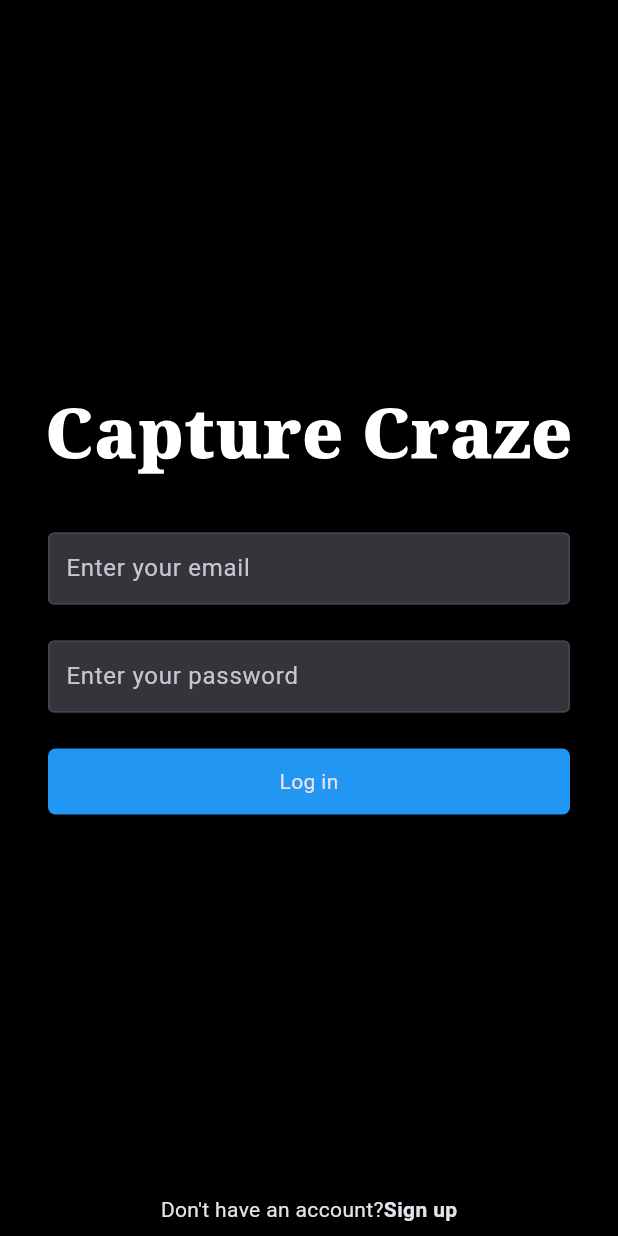
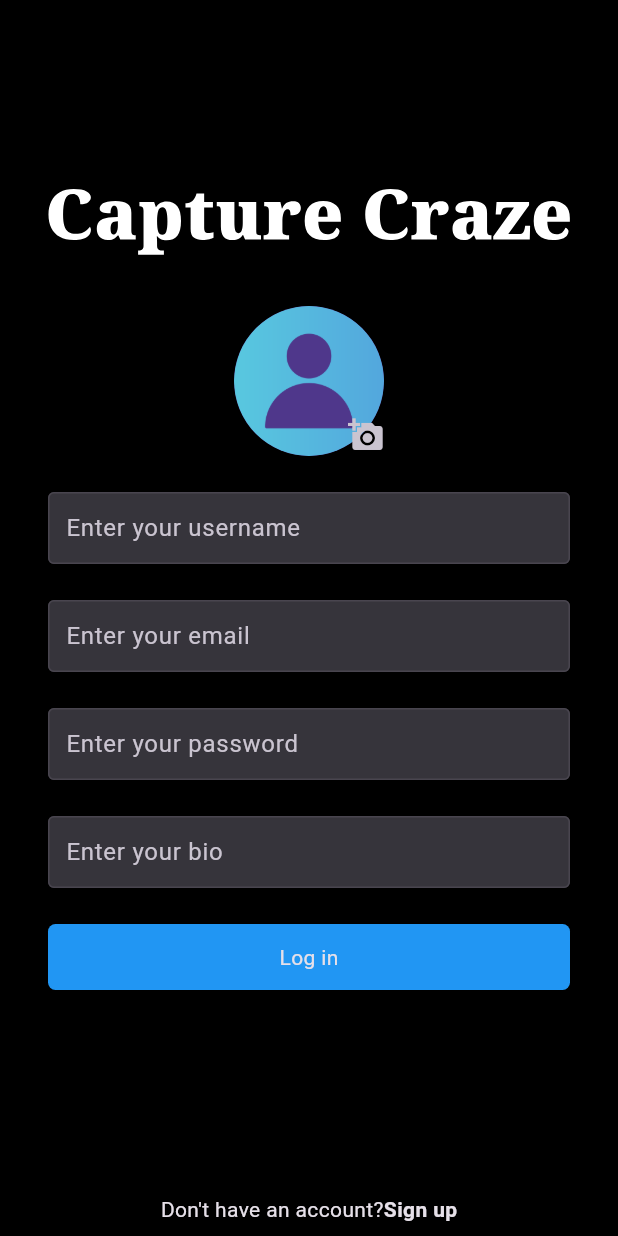
Before and after one commit to harshans22/instgram_clone, a Flutter app: the screen it shows after launch, on a phone screen of 412 x 824 dp. Run offline on Flutter 3.47's test engine with Material 3 defaults, Android fonts, the phone set to English and light mode, and no system bars; our stand-ins replace cloud_firestore, firebase_auth, firebase_core, flutter_svg, image_picker; accounts and stored records are empty.

Commit message:
some changes in auth

```diff
--- a/whatsapp_clone/lib/main.dart
+++ b/whatsapp_clone/lib/main.dart
@@ -2,7 +2,8 @@ import 'package:firebase_core/firebase_core.dart';
 import 'package:flutter/foundation.dart';
 import 'package:flutter/material.dart';
 
-import 'package:whatsapp_clone/screens/login_screen.dart';
+
+import 'package:whatsapp_clone/screens/sign_up.dart';
 import 'package:whatsapp_clone/utils/colors.dart';
 
 void main() async {
@@ -40,7 +41,7 @@ class MyApp extends StatelessWidget {
       //   mobilescreenLayout: mobilescreenlayout(),
       //   websceeenLayout: webscreenlayout(),
       // ),
-      home: LoginScreen(),
+      home: SignupScreen(),
     );
   }
 }
--- /dev/null
+++ b/whatsapp_clone/lib/resources/auth_resources.dart
@@ -0,0 +1,44 @@
+import 'dart:typed_data';
+
+import 'package:cloud_firestore/cloud_firestore.dart';
+import 'package:flutter/material.dart';
+import 'package:firebase_auth/firebase_auth.dart';
+
+class AuthMethods {
+  final FirebaseAuth _auth = FirebaseAuth.instance;
+  final FirebaseFirestore _firestore = FirebaseFirestore.instance;
+
+  //signup
+  Future<String> signUpUser(
+      {required String email,
+      required String password,
+      required String username,
+      required String bio,
+      required Uint8List file}) async {
+    String res = "some error occured";
+    try {
+      if (email.isNotEmpty ||
+          password.isNotEmpty ||
+          bio.isNotEmpty ||
+          file != null) {
+        //register user
+        UserCredential cred = await _auth.createUserWithEmailAndPassword(
+            email: email, password: password);
+
+        //add user to our database
+        await _firestore.collection('users').doc(cred.user!.uid).set({
+          "username": username,
+          "uid": cred.user!.uid,
+          "email": email,
+          "bio": bio,
+          "followers": [],
+          "following": [],
+        });
+        res = "success";
+      }
+    } catch (error) {
+      res = error.toString();
+    }
+    return res;
+  }
+}
--- a/whatsapp_clone/lib/screens/login_screen.dart
+++ b/whatsapp_clone/lib/screens/login_screen.dart
@@ -1,6 +1,5 @@
 import 'package:flutter/material.dart';
 import 'package:flutter_svg/flutter_svg.dart';
-import 'package:whatsapp_clone/utils/colors.dart';
 import 'package:whatsapp_clone/widgets/text_field_input.dart';
 
 class LoginScreen extends StatefulWidget {
@@ -31,9 +30,9 @@ class _LoginScreenState extends State<LoginScreen> {
         child: Column(
           crossAxisAlignment: CrossAxisAlignment.center,
           children: [
-            Flexible(
+            Flexible(flex: 1,
               child: Container(),
-              flex: 1,
+
             ),
             //svg image
             SvgPicture.asset(
@@ -44,7 +43,7 @@ class _LoginScreenState extends State<LoginScreen> {
               textInputType: TextInputType.emailAddress,
               textEditingController: _emailController,
             ),
-            SizedBox(
+           const SizedBox(
               height: 24,
             ),
             TextFieldInput(
@@ -53,11 +52,13 @@ class _LoginScreenState extends State<LoginScreen> {
               textEditingController: _passController,
               isPass: true,
             ),
-             SizedBox(
+            const SizedBox(
               height: 24,
             ),
-            Container(
-              child: const Text('Log in'),
+            InkWell(
+              onTap: (){},
+              child: Container(
+
                 width: double.infinity,
                 alignment: Alignment.center,
                 padding: const EdgeInsets.symmetric(vertical: 12),
@@ -65,24 +66,32 @@ class _LoginScreenState extends State<LoginScreen> {
                    borderRadius: BorderRadius.all(Radius.circular(5)),
                 ),
                 color: Colors.blue,
-              )
                 ),
-             SizedBox(
+                child: const Text('Log in'),
+              ),
+            ),
+            const SizedBox(
               height: 12,
             ),
-            Flexible(
+            Flexible(flex: 1,
               child: Container(),
-              flex: 1,
+
             ),
             Row( mainAxisAlignment: MainAxisAlignment.center,
               children: [
                 Container(
+                   padding: const EdgeInsets.symmetric(vertical: 8),
                   child:const Text("Don't have an account?",style: TextStyle(fontWeight: FontWeight.w400),),
+
+                ),
+                GestureDetector(
+                  onTap: (){},
+                  child: Container(
+
                     padding: const EdgeInsets.symmetric(vertical: 8),
+                    child:const Text("Sign up",style: TextStyle(fontWeight:FontWeight.bold ),),
+
                   ),
-                Container(
-                  child:const Text("Sign up",style: TextStyle(fontWeight:FontWeight.bold ),),
-                  padding: const EdgeInsets.symmetric(vertical: 8),
                 ),
               ],
             )
--- /dev/null
+++ b/whatsapp_clone/lib/screens/sign_up.dart
@@ -0,0 +1,181 @@
+import 'dart:typed_data';
+import 'package:flutter/material.dart';
+import 'package:flutter_svg/svg.dart';
+import 'package:whatsapp_clone/resources/auth_resources.dart';
+import 'package:whatsapp_clone/utils/utils.dart';
+import 'package:whatsapp_clone/widgets/text_field_input.dart';
+import 'package:image_picker/image_picker.dart';
+
+class SignupScreen extends StatefulWidget {
+  const SignupScreen({super.key});
+
+  @override
+  State<SignupScreen> createState() => _SignupScreenState();
+}
+
+class _SignupScreenState extends State<SignupScreen> {
+  final TextEditingController _emailController = TextEditingController();
+  final TextEditingController _passController = TextEditingController();
+  final TextEditingController _bioController = TextEditingController();
+  final TextEditingController _usernameController = TextEditingController();
+  Uint8List? _image;
+  @override
+  void dispose() {
+    // TODO: implement dispose
+    super.dispose();
+    _emailController.dispose();
+    _passController.dispose();
+    _bioController.dispose();
+    _usernameController.dispose();
+  }
+
+  // function to select image
+  void selectImage() async {
+    Uint8List im =await pickImage(ImageSource.gallery);
+    setState(() {
+      _image = im;
+    });
+  }
+
+  @override
+  Widget build(BuildContext context) {
+    return Scaffold(
+        body: SafeArea(
+      child: Container(
+        padding:const EdgeInsets.symmetric(horizontal: 32),
+        width: double.infinity,
+        child: Column(
+          crossAxisAlignment: CrossAxisAlignment.center,
+          children: [
+            Flexible(
+              flex: 1,
+              child: Container(),
+            ),
+            //svg image
+            SvgPicture.asset(
+              "assets/images/Capture Craze logo.svg",
+              height: 64,
+            ),
+            const SizedBox(
+              height: 24,
+            ),
+            // circular widget to accept and show our selected file
+            Stack(
+              children: [
+                _image != null
+                    ? CircleAvatar(
+                        radius: 50,
+                        backgroundImage: MemoryImage(_image!),
+                      )
+                    : const CircleAvatar(
+                        radius: 50,
+                        backgroundImage:
+                            AssetImage("assets/images/profile.png"),
+                      ),
+                // button to change profile image
+                Positioned(
+                    bottom: -10,
+                    right: -12,
+                    child: IconButton(
+                        onPressed: selectImage,
+                        icon: const Icon(Icons.add_a_photo)))
+              ],
+            ),
+            const SizedBox(
+              height: 24,
+            ),
+            //text field input for username
+            TextFieldInput(
+              hintText: 'Enter your username',
+              textInputType: TextInputType.text,
+              textEditingController: _usernameController,
+            ),
+            const SizedBox(
+              height: 24,
+            ),
+            //text field input for email
+            TextFieldInput(
+              hintText: 'Enter your email',
+              textInputType: TextInputType.emailAddress,
+              textEditingController: _emailController,
+            ),
+            const SizedBox(
+              height: 24,
+            ),
+            //text field input for password
+            TextFieldInput(
+              hintText: 'Enter your password',
+              textInputType: TextInputType.emailAddress,
+              textEditingController: _passController,
+              isPass: true,
+            ),
+            const SizedBox(
+              height: 24,
+            ),
+            //text field input for bio
+            TextFieldInput(
+              hintText: 'Enter your bio',
+              textInputType: TextInputType.text,
+              textEditingController: _bioController,
+            ),
+
+            const SizedBox(
+              height: 24,
+            ),
+            InkWell(
+              onTap: () async {
+                AuthMethods().signUpUser(
+                    email: _emailController.text,
+                    password: _passController.text,
+                    username: _usernameController.text,
+                    bio: _bioController.text,
+                    file: _image!);
+              },
+              child: Container(
+                width: double.infinity,
+                alignment: Alignment.center,
+                padding: const EdgeInsets.symmetric(vertical: 12),
+                decoration: const ShapeDecoration(
+                  shape: RoundedRectangleBorder(
+                    borderRadius: BorderRadius.all(Radius.circular(5)),
+                  ),
+                  color: Colors.blue,
+                ),
+                child: const Text('Log in'),
+              ),
+            ),
+            const SizedBox(
+              height: 12,
+            ),
+            Flexible(
+              flex: 1,
+              child: Container(),
+            ),
+            Row(
+              mainAxisAlignment: MainAxisAlignment.center,
+              children: [
+                Container(
+                  padding: const EdgeInsets.symmetric(vertical: 8),
+                  child: const Text(
+                    "Don't have an account?",
+                    style: TextStyle(fontWeight: FontWeight.w400),
+                  ),
+                ),
+                GestureDetector(
+                  onTap: () {},
+                  child: Container(
+                    padding: const EdgeInsets.symmetric(vertical: 8),
+                    child: const Text(
+                      "Sign up",
+                      style: TextStyle(fontWeight: FontWeight.bold),
+                    ),
+                  ),
+                ),
+              ],
+            ),
+          ],
+        ),
+      ),
+    ));
+  }
+}
--- a/whatsapp_clone/lib/utils/dimensions.dart
+++ b/whatsapp_clone/lib/utils/dimensions.dart
@@ -1,3 +1,3 @@
-import 'package:flutter/material.dart';
+
 
 const webScreenSize = 600;
--- a/whatsapp_clone/pubspec.yaml
+++ b/whatsapp_clone/pubspec.yaml
@@ -36,6 +36,7 @@ dependencies:
   flutter:
     sdk: flutter
   flutter_svg: ^2.0.9
+  image_picker: ^1.0.5
 
 dev_dependencies:
   flutter_lints: ^2.0.0
```
Also changed, not shown: whatsapp_clone/lib/utils/utils.dart (added, +11 -0 lines), whatsapp_clone/assets/images/profile.png (added), whatsapp_clone/pubspec.lock, 5 other files. Lines whose indentation alone changed are shown as unchanged.
